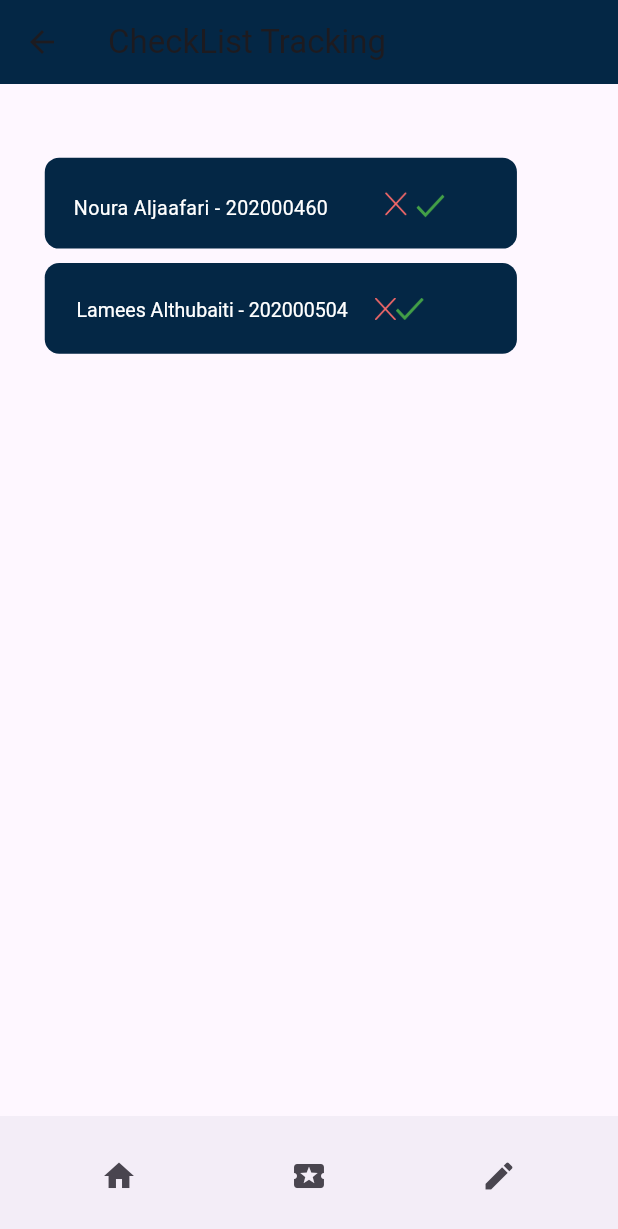
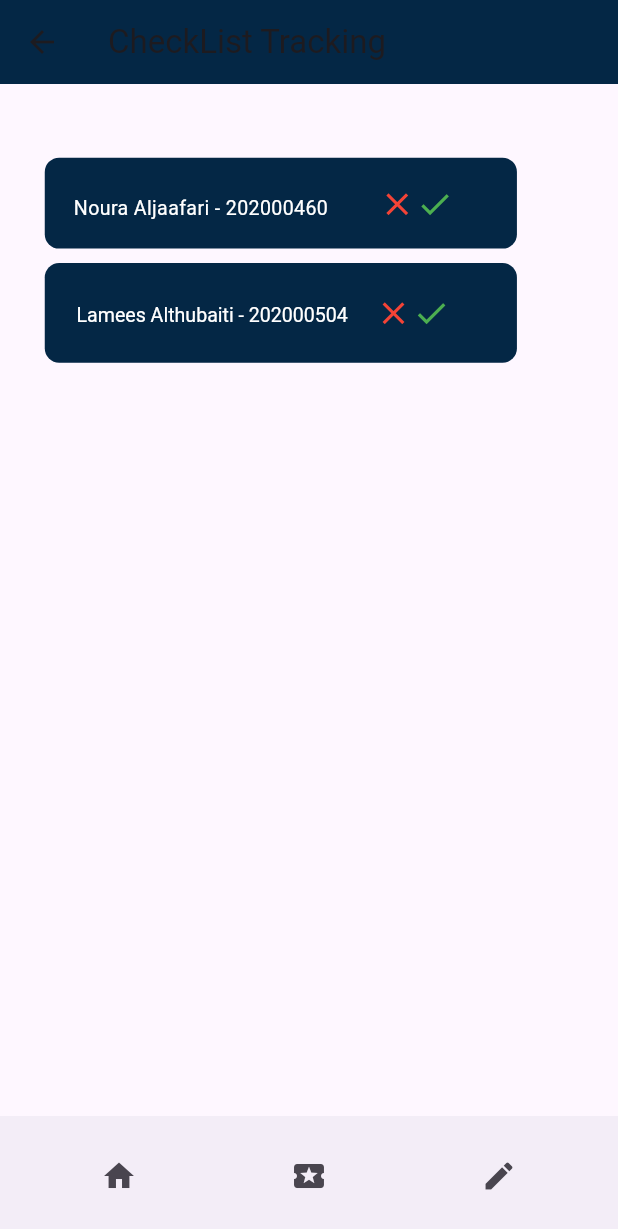
Before and after one commit to Lameesalthubaiti2001/seniorproject, a Flutter app: the ChecklistTrackingClubSide screen opened by its route, on a phone screen of 412 x 824 dp. Shown: the top 1229 px of the screen. Run offline on Flutter 3.47's test engine with Material 3 defaults, Android fonts, the phone set to English and light mode, and no system bars; our stand-ins replace google_fonts, image_picker, permission_handler, table_calendar.

Commit message:
Lamees's 6 march updates.

```diff
--- a/lib/designs/club-side-checklist-tracking.dart
+++ b/lib/designs/club-side-checklist-tracking.dart
@@ -41,7 +41,7 @@ class _ChecklistTrackingClubSideState extends State<ChecklistTrackingClubSide> {
             children: [
               Container(
                 margin:
-                    EdgeInsets.fromLTRB(31 * fem, 51 * fem, 70 * fem, 40 * fem),
+                EdgeInsets.fromLTRB(31 * fem, 51 * fem, 70 * fem, 40 * fem),
                 width: double.infinity,
                 child: Column(
                   crossAxisAlignment: CrossAxisAlignment.center,
@@ -74,15 +74,21 @@ class _ChecklistTrackingClubSideState extends State<ChecklistTrackingClubSide> {
                                 ),
                               ),
                             ),
-                            Image.asset(
-                              'assets/designs/images/ph-x-light-zjV.png',
-                              width: 24 * fem,
-                              height: 26 * fem,
+                            GestureDetector(
+                              onTap: () => _showMessage('Absent'),
+                              child: Icon(
+                                Icons.clear,
+                                color: Colors.red,
+                                size: 26 * fem,
+                              ),
                             ),
-                            Image.asset(
-                              'assets/designs/images/flat-color-icons-checkmark-4Ef.png',
-                              width: 24 * fem,
-                              height: 26 * fem,
+                            GestureDetector(
+                              onTap: () => _showMessage('Attended'),
+                              child: Icon(
+                                Icons.check,
+                                color: Colors.green,
+                                size: 26 * fem,
+                              ),
                             ),
                           ],
                         ),
@@ -131,15 +137,21 @@ class _ChecklistTrackingClubSideState extends State<ChecklistTrackingClubSide> {
                                 ),
                               ),
                             ),
-                            Image.asset(
-                              'assets/designs/images/ph-x-light-24s.png',
-                              width: 14.63 * fem,
-                              height: 15.84 * fem,
+                            GestureDetector(
+                              onTap: () => _showMessage('Absent'),
+                              child: Icon(
+                                Icons.clear,
+                                color: Colors.red,
+                                size: 26 * fem,
+                              ),
                             ),
-                            Image.asset(
-                              'assets/designs/images/flat-color-icons-checkmark.png',
-                              width: 19.4 * fem,
-                              height: 15.82 * fem,
+                            GestureDetector(
+                              onTap: () => _showMessage('Attended'),
+                              child: Icon(
+                                Icons.check,
+                                color: Colors.green,
+                                size: 26 * fem,
+                              ),
                             ),
                           ],
                         ),
```
Also changed, not shown: lib/designs/expand-your-events-audience-and-reach.dart (deleted, +0 -31 lines), lib/designs/login.dart (+12 -1 lines), lib/designs/login2.dart (+11 -0 lines), lib/designs/role-selection.dart (+29 -0 lines).
